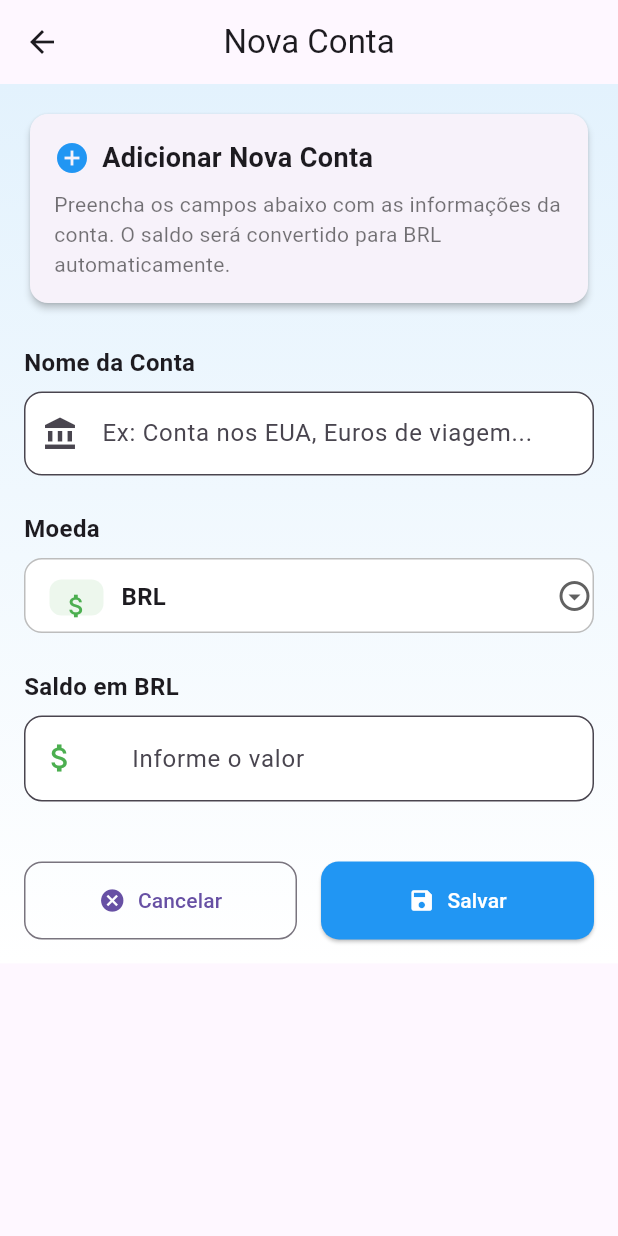
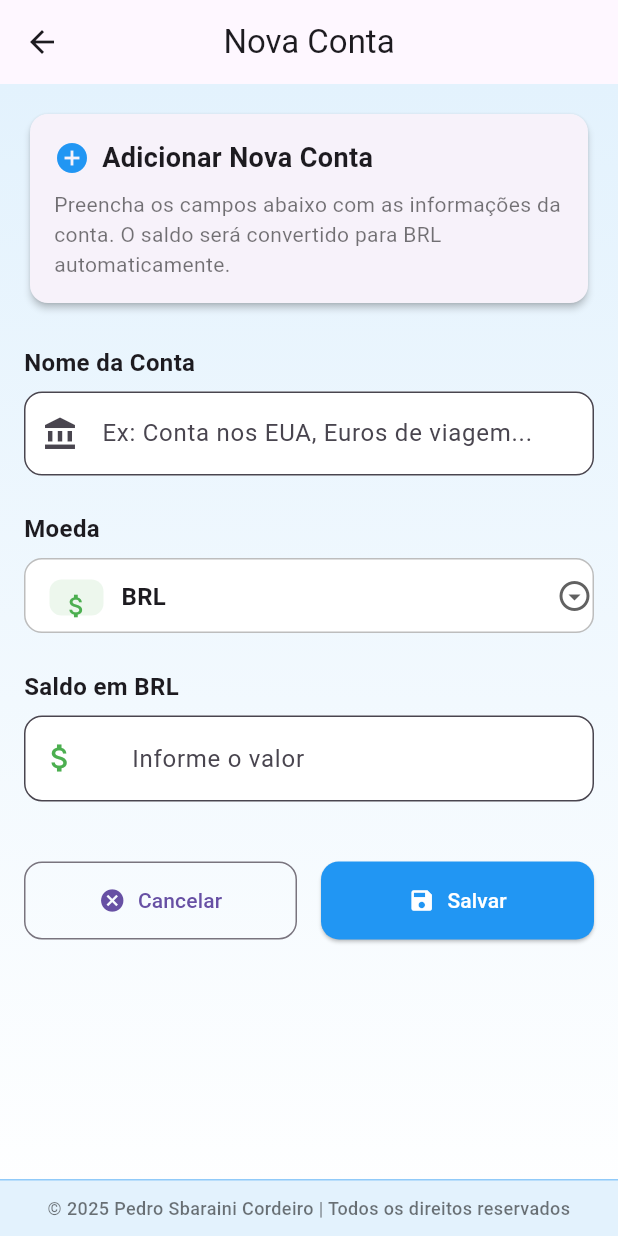
Before and after one commit to cordeirops/currency_converter_flutter, a Flutter app: the CotacoesPage screen opened by its route, after a tap on "Voltar para Contas", after a tap on "Adicionar Conta", on a phone screen of 412 x 824 dp. Run offline on Flutter 3.47's test engine with Material 3 defaults, Android fonts, the phone set to English and light mode, and no system bars; our stand-ins replace cloud_firestore, firebase_auth, firebase_core; accounts and stored records are empty; generated files the repository leaves out were written again; network calls fail.

Commit message:
ADD - README, Footer. Adjust - Atualizar cotações.

```diff
--- a/lib/pages/cadastro_page.dart
+++ b/lib/pages/cadastro_page.dart
@@ -1,3 +1,4 @@
+import 'package:currency_converter/widgets/app_footer.dart';
 import 'package:firebase_auth/firebase_auth.dart';
 import 'package:flutter/material.dart';
 import 'package:provider/provider.dart';
@@ -45,6 +46,9 @@ class _CadastroPageState extends State<CadastroPage> {
           ),
         ),
         child: SafeArea(
+          child: Column(
+          children: [
+            Expanded(
               child: Center(
                 child: SingleChildScrollView(
                   child: Padding(
@@ -263,6 +267,10 @@ class _CadastroPageState extends State<CadastroPage> {
                 ),
               ),
             ),
+            const AppFooter(),
+            ],
+            ),
+            ),
             ),
     );
   }
--- a/lib/pages/conta_form_page.dart
+++ b/lib/pages/conta_form_page.dart
@@ -5,6 +5,7 @@ import 'package:provider/provider.dart';
 import '../models/conta.dart';
 import '../services/auth_service.dart';
 import '../services/conta_service.dart';
+import '../widgets/app_footer.dart';
 
 class ContaFormPage extends StatefulWidget {
   final Conta? conta;
@@ -85,6 +86,9 @@ class _ContaFormPageState extends State<ContaFormPage> {
             ],
           ),
         ),
+        child: Column(
+          children: [
+            Expanded(
               child: Padding(
                 padding: const EdgeInsets.all(16.0),
                 child: Form(
@@ -93,6 +97,7 @@ class _ContaFormPageState extends State<ContaFormPage> {
                     child: Column(
                       crossAxisAlignment: CrossAxisAlignment.start,
                       children: [
+                        // O conteúdo existente permanece o mesmo
                         Card(
                           shape: RoundedRectangleBorder(
                             borderRadius: BorderRadius.circular(12),
@@ -185,9 +190,9 @@ class _ContaFormPageState extends State<ContaFormPage> {
                           ),
                           child: DropdownButtonFormField<String>(
                             value: _moedaSelecionada,
-                      decoration: InputDecoration(
+                            decoration: const InputDecoration(
                               border: InputBorder.none,
-                        contentPadding: const EdgeInsets.symmetric(horizontal: 16),
+                              contentPadding: EdgeInsets.symmetric(horizontal: 16),
                               hintText: 'Selecione uma moeda',
                             ),
                             items: widget.moedasDisponiveis.map((String moeda) {
@@ -330,6 +335,10 @@ class _ContaFormPageState extends State<ContaFormPage> {
                 ),
               ),
             ),
+            const AppFooter(),
+          ],
+        ),
+      ),
     );
   }
 
--- a/lib/pages/cotacoes_page.dart
+++ b/lib/pages/cotacoes_page.dart
@@ -3,6 +3,7 @@ import 'package:intl/intl.dart';
 import 'package:provider/provider.dart';
 import '../models/moeda.dart';
 import '../services/cotacao_service.dart';
+import '../widgets/app_footer.dart';
 
 class CotacoesPage extends StatefulWidget {
   const CotacoesPage({Key? key}) : super(key: key);
@@ -21,7 +22,7 @@ class _CotacoesPageState extends State<CotacoesPage> {
     super.initState();
     WidgetsBinding.instance.addPostFrameCallback((_) {
       final cotacaoService = Provider.of<CotacaoService>(context, listen: false);
-      cotacaoService.atualizarCotacoes().catchError((error) {
+      cotacaoService.carregarCotacoesFixas().catchError((error) {
         debugPrint('Erro ao buscar cotações iniciais: $error');
       });
     });
@@ -360,6 +361,7 @@ class _CotacoesPageState extends State<CotacoesPage> {
                 },
               ),
             ),
+            const AppFooter(),
           ],
         ),
       ),
--- a/lib/pages/lista_contas_page.dart
+++ b/lib/pages/lista_contas_page.dart
@@ -5,6 +5,7 @@ import 'package:provider/provider.dart';
 import '../models/conta.dart';
 import '../services/auth_service.dart';
 import '../services/conta_service.dart';
+import '../widgets/app_footer.dart';
 import 'conta_form_page.dart';
 
 class ListaContasPage extends StatefulWidget {
@@ -247,6 +248,8 @@ class _ListaContasPageState extends State<ListaContasPage> {
                 },
               ),
             ),
+
+            const AppFooter(), // AppFooter adicionado aqui
           ],
         ),
       ),
@@ -267,6 +270,7 @@ class _ListaContasPageState extends State<ListaContasPage> {
       ),
     );
   }
+
 
   Widget _buildContaCard(BuildContext context, Conta conta) {
     final bool isReais = conta.moeda == 'BRL';
--- a/lib/pages/login_page.dart
+++ b/lib/pages/login_page.dart
@@ -1,3 +1,4 @@
+import 'package:currency_converter/widgets/app_footer.dart';
 import 'package:firebase_auth/firebase_auth.dart';
 import 'package:flutter/material.dart';
 import 'package:provider/provider.dart';
@@ -42,7 +43,7 @@ class _LoginPageState extends State<LoginPage> {
           ),
         ),
         child: SafeArea(
-          child: Center(
+          child: Column(children: [ Expanded(child: Center(
             child: SingleChildScrollView(
               child: Padding(
                 padding: const EdgeInsets.all(24.0),
@@ -221,6 +222,9 @@ class _LoginPageState extends State<LoginPage> {
             ),
           ),
         ),
+    const AppFooter(),]
+          ),
+        ),
       ),
     );
   }
--- a/lib/pages/menu_page.dart
+++ b/lib/pages/menu_page.dart
@@ -1,3 +1,5 @@
+
+import 'package:currency_converter/widgets/app_footer.dart';
 import 'package:flutter/material.dart';
 import 'package:provider/provider.dart';
 import '../services/auth_service.dart';
@@ -49,6 +51,9 @@ class MenuPage extends StatelessWidget {
             ],
           ),
         ),
+        child: Column(
+          children: [
+            Expanded(
               child: Center(
                 child: Padding(
                   padding: const EdgeInsets.all(20.0),
@@ -123,6 +128,10 @@ class MenuPage extends StatelessWidget {
                 ),
               ),
             ),
+            const AppFooter(),
+          ],
+        ),
+      ),
     );
   }
 
--- /dev/null
+++ b/lib/widgets/app_footer.dart
@@ -0,0 +1,33 @@
+import 'package:flutter/cupertino.dart';
+import 'package:flutter/material.dart';
+
+class AppFooter extends StatelessWidget {
+  const AppFooter({Key? key}) : super(key: key);
+
+  @override
+  Widget build(BuildContext context) {
+    return Container(
+      padding: const EdgeInsets.symmetric(vertical: 10, horizontal: 16),
+      decoration: BoxDecoration(
+        color: Colors.blue.shade50,
+        border: Border(
+          top: BorderSide(
+            color: Colors.blue.shade200,
+            width: 1,
+          ),
+        ),
+      ),
+      child: const Center(
+        child: Text(
+          '© 2025 Pedro Sbaraini Cordeiro | Todos os direitos reservados',
+          style: TextStyle(
+            fontSize: 12,
+            color: Colors.black54,
+            fontWeight: FontWeight.w500,
+          ),
+          textAlign: TextAlign.center,
+        ),
+      ),
+    );
+  }
+}
```
Also changed, not shown: 1 other file. Lines whose indentation alone changed are shown as unchanged.
